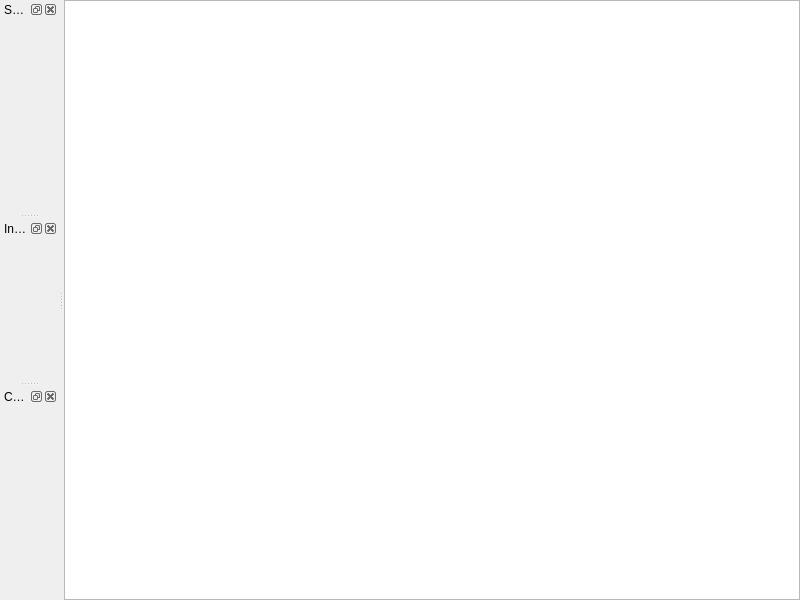
First picture: the form in cat/gui/helpbrowser/assistant.ui, repository manerotoni/afw, before the edit.
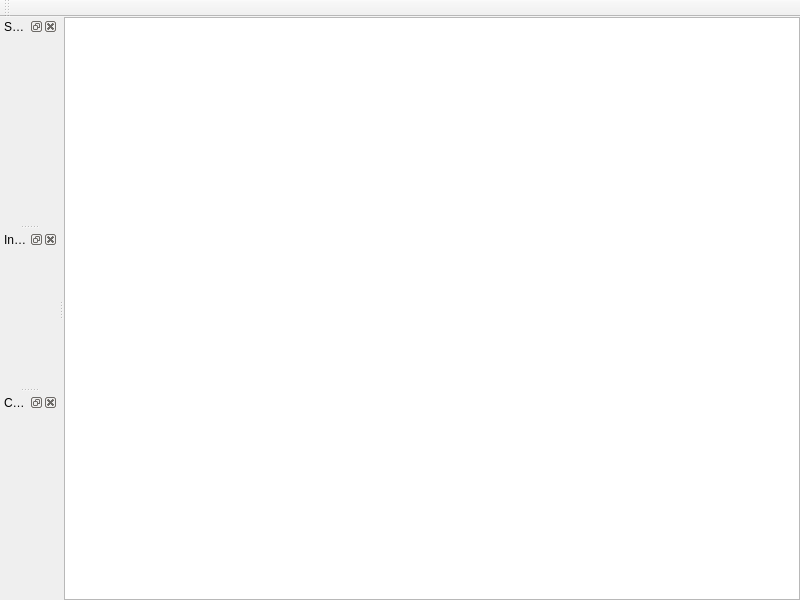
Second picture: the form after the edit. Icons and pictures are not drawn.

Commit message: toolbar to assistant added

The edit to the form file:
```diff
--- a/cat/gui/helpbrowser/assistant.ui
+++ b/cat/gui/helpbrowser/assistant.ui
@@ -136,6 +136,17 @@
     </layout>
    </widget>
   </widget>
+  <widget class="QToolBar" name="toolBar">
+   <property name="windowTitle">
+    <string>toolBar</string>
+   </property>
+   <attribute name="toolBarArea">
+    <enum>TopToolBarArea</enum>
+   </attribute>
+   <attribute name="toolBarBreak">
+    <bool>false</bool>
+   </attribute>
+  </widget>
  </widget>
  <resources>
   <include location="../../../qrc/at_rc.qrc"/>
```
Left out of the diff: 4 changed lines with no effect on the pictures. The commit also changes 9 other files.
